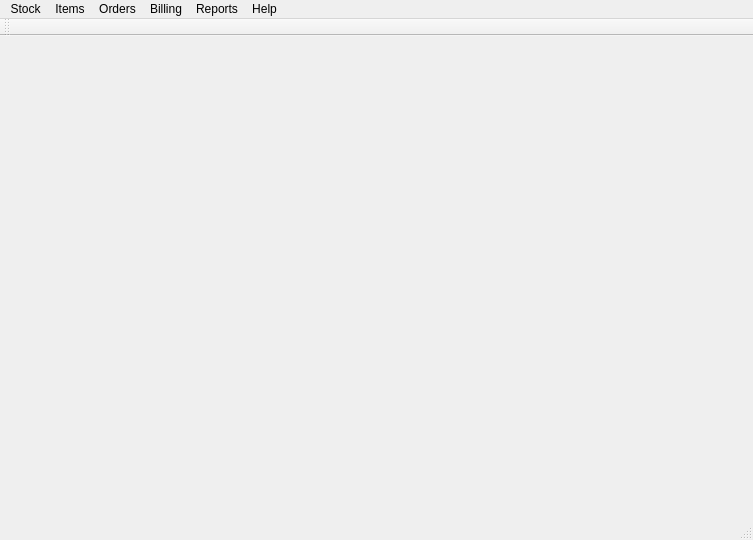
Before: the Qt Designer form estorecpp/esmainwindow.ui in Watti/estorecpp, drawn with Qt 5.
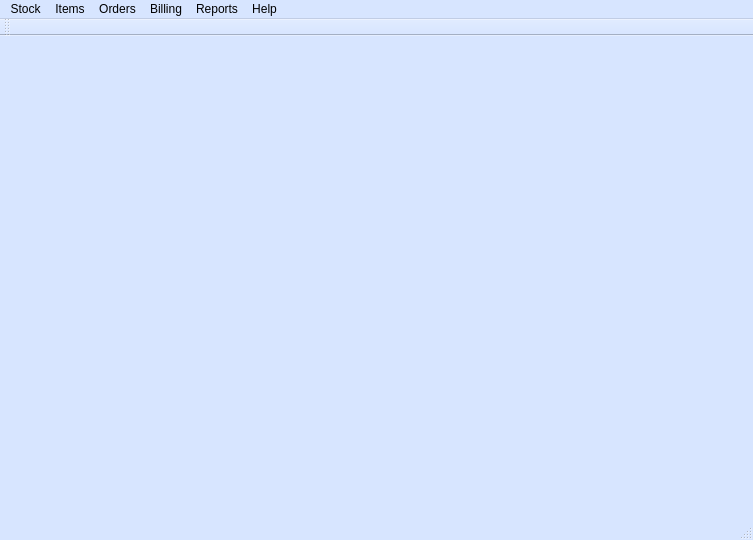
After: the same form once the commit is applied.

The edit to the form file:
```diff
--- a/estorecpp/esmainwindow.ui
+++ b/estorecpp/esmainwindow.ui
@@ -16,6 +16,70 @@
     <verstretch>0</verstretch>
    </sizepolicy>
   </property>
+  <property name="palette">
+   <palette>
+    <active>
+     <colorrole role="Base">
+      <brush brushstyle="SolidPattern">
+       <color alpha="255">
+        <red>255</red>
+        <green>255</green>
+        <blue>255</blue>
+       </color>
+      </brush>
+     </colorrole>
+     <colorrole role="Window">
+      <brush brushstyle="SolidPattern">
+       <color alpha="255">
+        <red>215</red>
+        <green>229</green>
+        <blue>255</blue>
+       </color>
+      </brush>
+     </colorrole>
+    </active>
+    <inactive>
+     <colorrole role="Base">
+      <brush brushstyle="SolidPattern">
+       <color alpha="255">
+        <red>255</red>
+        <green>255</green>
+        <blue>255</blue>
+       </color>
+      </brush>
+     </colorrole>
+     <colorrole role="Window">
+      <brush brushstyle="SolidPattern">
+       <color alpha="255">
+        <red>215</red>
+        <green>229</green>
+        <blue>255</blue>
+       </color>
+      </brush>
+     </colorrole>
+    </inactive>
+    <disabled>
+     <colorrole role="Base">
+      <brush brushstyle="SolidPattern">
+       <color alpha="255">
+        <red>215</red>
+        <green>229</green>
+        <blue>255</blue>
+       </color>
+      </brush>
+     </colorrole>
+     <colorrole role="Window">
+      <brush brushstyle="SolidPattern">
+       <color alpha="255">
+        <red>215</red>
+        <green>229</green>
+        <blue>255</blue>
+       </color>
+      </brush>
+     </colorrole>
+    </disabled>
+   </palette>
+  </property>
   <property name="windowTitle">
    <string>EStore</string>
   </property>
```
